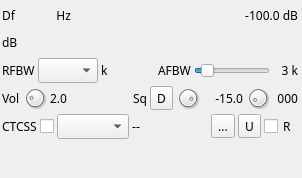
The window that plugins/channelrx/demodnfm/nfmdemodgui.ui (f4exb/sdrangel) describes before a commit, drawn with Qt 5.
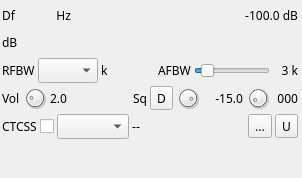
The same window after the commit. Icons and pictures are not drawn. Custom widgets are drawn as their Qt base class.

The edit to the form file:
```diff
--- a/plugins/channelrx/demodnfm/nfmdemodgui.ui
+++ b/plugins/channelrx/demodnfm/nfmdemodgui.ui
@@ -611,16 +611,6 @@
         </property>
        </widget>
       </item>
-      <item>
-       <widget class="QCheckBox" name="useRTP">
-        <property name="toolTip">
-         <string>Use RTP protocol for audio copy to UDP</string>
-        </property>
-        <property name="text">
-         <string>R</string>
-        </property>
-       </widget>
-      </item>
      </layout>
     </item>
    </layout>
```
Left out of the diff: 11 changed lines with no effect on the pictures.
